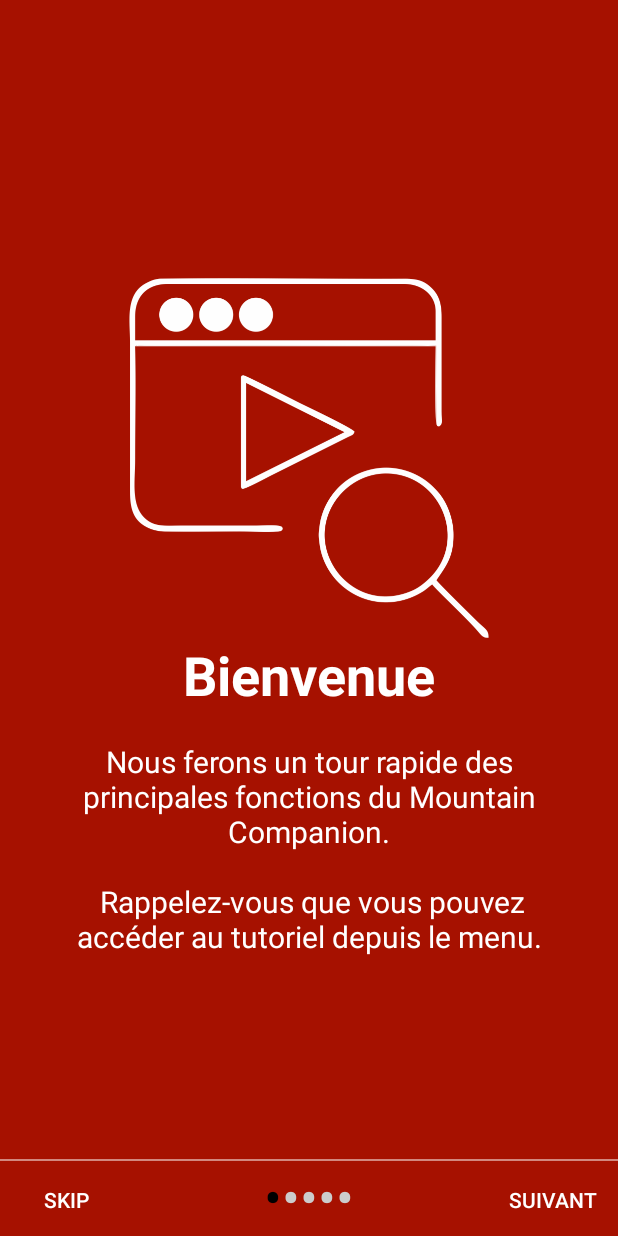
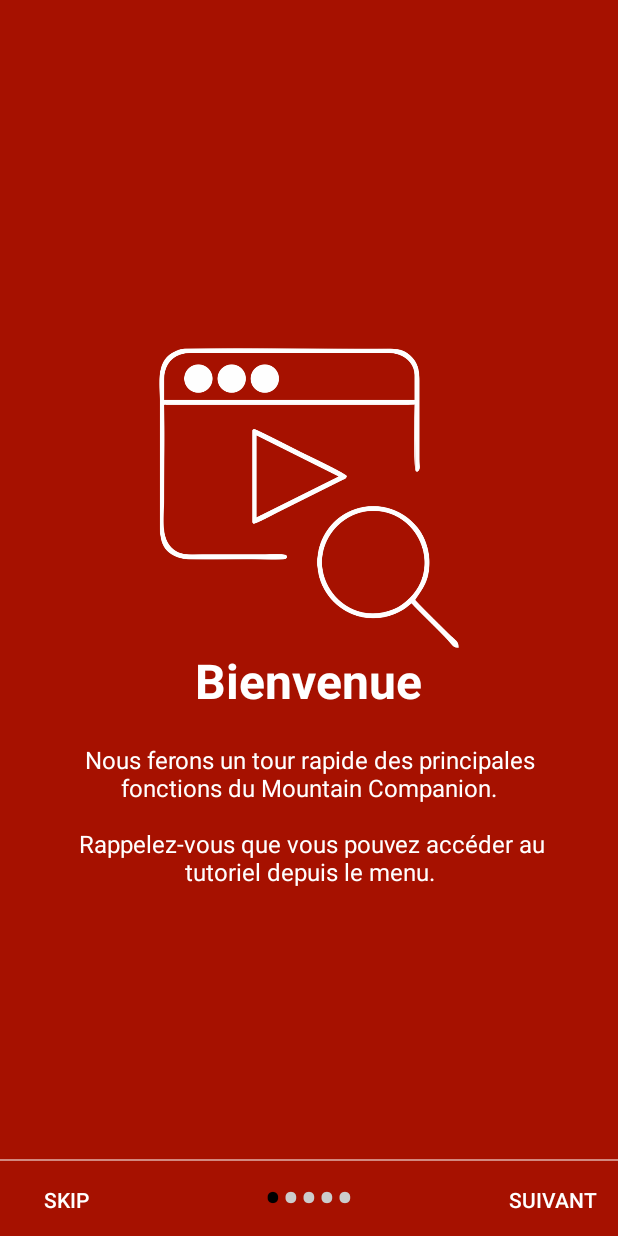
Before and after one commit to darkAlvarado/Projet-Mountain, an Android app: the TutoActivity screen opened directly, with no data from a screen before it, on a phone screen of 412 x 824 dp. Run offline under Robolectric (Android 15) with nearby library versions, the light colour scheme and no system bars; Roboto replaces fonts that are not available here.

Commit message:
Nouvelle version
Corrections dans la taille de police(Font) ainsi comme la taille d'image dans le tutorial.

```diff
--- a/app/src/main/res/layout/intro4.xml
+++ b/app/src/main/res/layout/intro4.xml
@@ -3,7 +3,7 @@
 <RelativeLayout xmlns:android="http://schemas.android.com/apk/res/android"
     android:orientation="vertical" android:layout_width="match_parent"
     android:layout_height="match_parent"
-    android:background="@color/bg_screen5">
+    android:background="@color/bg_screen4">
 
     <LinearLayout
         android:layout_width="wrap_content"
--- a/app/src/main/res/values/dimens.xml
+++ b/app/src/main/res/values/dimens.xml
@@ -10,9 +10,9 @@
     <!-- Intro Screen -->
     <dimen name="dots_height">30dp</dimen>
     <dimen name="dots_bottom_margin">20dp</dimen>
-    <dimen name="img_width">240dp</dimen>
-    <dimen name="img_height">240dp</dimen>
-    <dimen name="slide_title">36sp</dimen>
-    <dimen name="slide_desc">20sp</dimen>
+    <dimen name="img_width">200dp</dimen>
+    <dimen name="img_height">200dp</dimen>
+    <dimen name="slide_title">32sp</dimen>
+    <dimen name="slide_desc">16sp</dimen>
     <dimen name="desc_padding">40dp</dimen>
 </resources>
```
Also changed, not shown: 20 other files.
